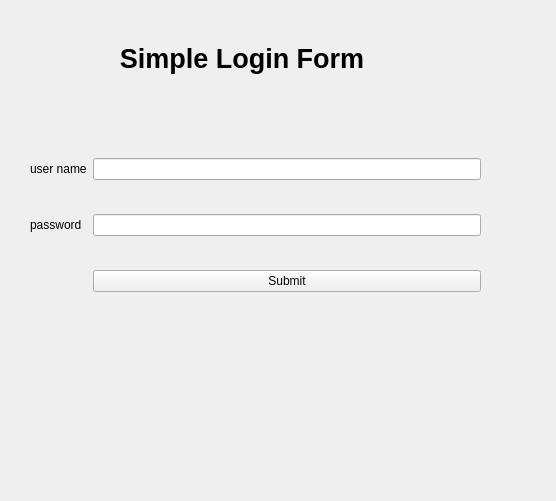
WWWCourses/PythonCourse_25.10-Labs, file PyQT/SimpleLoginForm/SimpleLoginForm/form.ui: the form before one commit.
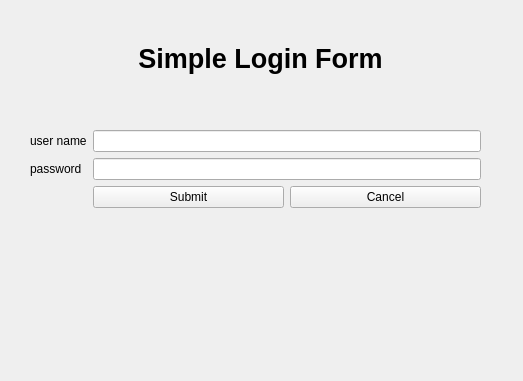
The form after the commit.

```diff
--- a/PyQT/SimpleLoginForm/SimpleLoginForm/form.ui
+++ b/PyQT/SimpleLoginForm/SimpleLoginForm/form.ui
@@ -6,8 +6,8 @@
    <rect>
     <x>0</x>
     <y>0</y>
-    <width>556</width>
-    <height>501</height>
+    <width>523</width>
+    <height>381</height>
    </rect>
   </property>
   <property name="windowTitle">
@@ -16,9 +16,9 @@
   <widget class="QLabel" name="label">
    <property name="geometry">
     <rect>
-     <x>100</x>
+     <x>0</x>
      <y>30</y>
-     <width>284</width>
+     <width>521</width>
      <height>57</height>
     </rect>
    </property>
@@ -53,38 +53,36 @@
       </property>
      </widget>
     </item>
-    <item row="2" column="0">
-     <widget class="QLabel" name="label_3">
-      <property name="text">
-       <string>password</string>
-      </property>
-     </widget>
-    </item>
     <item row="0" column="1">
      <widget class="QLineEdit" name="leUserName"/>
     </item>
-    <item row="2" column="1">
+    <item row="1" column="0">
+     <widget class="QLabel" name="label_3">
+      <property name="text">
+       <string>password</string>
+      </property>
+     </widget>
+    </item>
+    <item row="1" column="1">
      <widget class="QLineEdit" name="lePass"/>
     </item>
-    <item row="3" column="1">
+    <item row="2" column="1">
+     <layout class="QHBoxLayout" name="horizontalLayout">
+      <item>
      <widget class="QPushButton" name="btnSubmit">
       <property name="text">
        <string>Submit</string>
       </property>
      </widget>
     </item>
-    <item row="3" column="0">
-     <spacer name="verticalSpacer">
-      <property name="orientation">
-       <enum>Qt::Vertical</enum>
-      </property>
-      <property name="sizeHint" stdset="0">
-       <size>
-        <width>20</width>
-        <height>40</height>
-       </size>
-      </property>
-     </spacer>
+      <item>
+       <widget class="QPushButton" name="btnCancel">
+        <property name="text">
+         <string>Cancel</string>
+        </property>
+       </widget>
+      </item>
+     </layout>
     </item>
    </layout>
   </widget>
```
Lines whose indentation alone changed are shown as unchanged.
